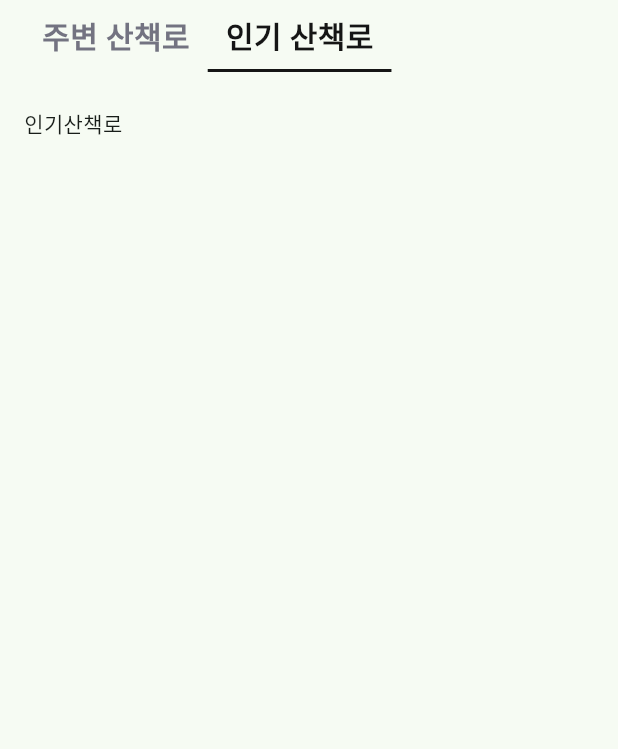
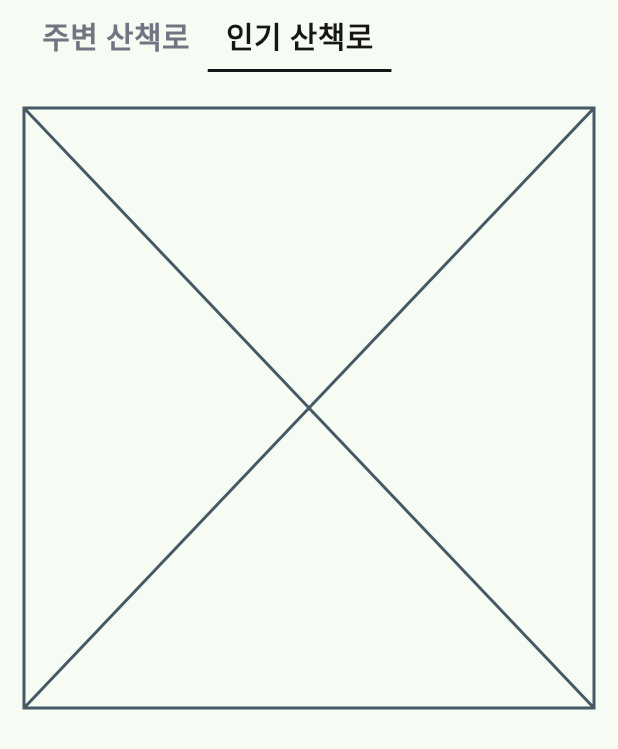
Before and after one commit to Naemansan/naemansan-hybird, a Flutter app: the CurationScreen screen opened directly, after a tap on "인기 산책로", on a phone screen of 412 x 824 dp. Shown: the top 749 px of the screen. Run offline on Flutter 3.47's test engine with Material 2 defaults, Android fonts, the phone set to English and light mode, and no system bars; our stand-ins replace flutter_dotenv, flutter_native_splash, flutter_svg, geolocator, get; missing offline and left inert: naver_map_plugin; accounts and stored records are empty.

Commit message:
:sparkles: Feat: 큐레이션 - 주변 산책로

```diff
--- a/lib/screens/curation/curation_screen.dart
+++ b/lib/screens/curation/curation_screen.dart
@@ -1,5 +1,7 @@
 import 'package:flutter/material.dart';
 import 'package:naemansan/widget/base/custom_tabbar.dart';
+import 'package:naemansan/widget/curation/curationNear/curation_near.dart';
+import 'package:naemansan/widget/curation/curationPopular/curation_popular.dart';
 
 class CurationScreen extends StatelessWidget {
   const CurationScreen({super.key});
@@ -11,7 +13,7 @@ class CurationScreen extends StatelessWidget {
       child: CustomTabbar(
           tabs: ["주변 산책로", "인기 산책로"],
           rightTabs: [],
-          tabviews: [Text("주변산책로"), Text("인기산책로")]),
+          tabviews: [CurationNear(), CurationPopular()]),
     ));
   }
 }
--- a/lib/screens/myProfile/my_profile_screen.dart
+++ b/lib/screens/myProfile/my_profile_screen.dart
@@ -6,8 +6,8 @@ import 'package:get/get.dart';
 import 'package:naemansan/viewModel/profile_view_model.dart';
 
 import 'package:naemansan/widget/base/custom_tabbar.dart';
-import 'package:naemansan/widget/profile/followuser_porfile_list.dart';
-import 'package:naemansan/widget/profile/user_profile.dart';
+import 'package:naemansan/widget/myProfile/followuser_porfile_list.dart';
+import 'package:naemansan/widget/myProfile/user_profile.dart';
 
 class MyProfileScreen extends StatelessWidget {
   const MyProfileScreen({super.key});
--- a/lib/screens/userProfile/user_profile_screen.dart
+++ b/lib/screens/userProfile/user_profile_screen.dart
@@ -3,7 +3,7 @@ import 'package:get/get.dart';
 
 import 'package:naemansan/utilities/style/color_styles.dart';
 import 'package:naemansan/viewModel/otheruser_profile_view_model.dart';
-import 'package:naemansan/widget/profile/user_profile.dart';
+import 'package:naemansan/widget/myProfile/user_profile.dart';
 import 'package:naemansan/widget/course/courseCard/course_card_list.dart';
 
 class UserProfileScreen extends StatelessWidget {
--- a/lib/widget/base/login_bottom_sheet_widget.dart
+++ b/lib/widget/base/login_bottom_sheet_widget.dart
@@ -22,9 +22,8 @@ class LoginBottomSheetWidget extends StatelessWidget {
       height: 230, // BottomSheet의 높이 설정
       padding: const EdgeInsets.fromLTRB(16, 36, 16, 16),
       decoration: const BoxDecoration(
-        color: Colors.white,
-        borderRadius: BorderRadius.vertical(top: Radius.circular(20)),
-      ),
+          color: Colors.white,
+          borderRadius: BorderRadius.all(Radius.circular(32))),
       child: Column(
         crossAxisAlignment: CrossAxisAlignment.start,
         children: <Widget>[
--- /dev/null
+++ b/lib/widget/common/keyword_btn.dart
@@ -0,0 +1,54 @@
+import 'package:flutter/material.dart';
+
+import 'package:naemansan/utilities/style/color_styles.dart';
+import 'package:naemansan/utilities/style/font_styles.dart';
+
+class KeywordBtn extends StatefulWidget {
+  final bool isSelected;
+  final String content;
+
+  final Function() onBtnTap;
+
+  const KeywordBtn(
+      {super.key,
+      required this.isSelected,
+      required this.content,
+      required this.onBtnTap});
+
+  @override
+  State<KeywordBtn> createState() => _KeywordBtnState();
+}
+
+class _KeywordBtnState extends State<KeywordBtn> {
+  @override
+  Widget build(BuildContext context) {
+    return InkWell(
+        onTap: () => widget.onBtnTap(),
+        child: widget.isSelected
+            ?
+            //선택 됨
+            Container(
+                decoration: BoxDecoration(
+                    color: ColorStyles.main1,
+                    borderRadius: const BorderRadius.all(Radius.circular(20)),
+                    border: Border.all(width: 2, color: ColorStyles.main1)),
+                padding: const EdgeInsets.fromLTRB(16, 8, 16, 8),
+                margin: const EdgeInsets.only(right: 8),
+                child: Text(widget.content,
+                    style: FontStyles.semiBold12
+                        .copyWith(color: ColorStyles.white)),
+              )
+            :
+            //선택 안됨
+            Container(
+                decoration: BoxDecoration(
+                    borderRadius: const BorderRadius.all(Radius.circular(20)),
+                    border: Border.all(width: 2, color: ColorStyles.main1)),
+                padding: const EdgeInsets.fromLTRB(16, 8, 16, 8),
+                margin: const EdgeInsets.only(right: 8),
+                child: Text(widget.content,
+                    style: FontStyles.semiBold12
+                        .copyWith(color: ColorStyles.main1)),
+              ));
+  }
+}
--- a/lib/widget/course/courseDetail/course_detail_writer.dart
+++ b/lib/widget/course/courseDetail/course_detail_writer.dart
@@ -1,7 +1,7 @@
 import 'package:flutter/material.dart';
 import 'package:naemansan/utilities/style/color_styles.dart';
 import 'package:naemansan/utilities/style/font_styles.dart';
-import 'package:naemansan/widget/profile/follow_btn.dart';
+import 'package:naemansan/widget/myProfile/follow_btn.dart';
 
 class CourseDetailWriter extends StatefulWidget {
   final String writer;
--- /dev/null
+++ b/lib/widget/curation/curationNear/curation_near.dart
@@ -0,0 +1,113 @@
+import 'package:flutter/material.dart';
+import 'package:naemansan/models/course_overview_model.dart';
+import 'package:naemansan/models/keyword_model.dart';
+
+import 'package:naemansan/utilities/style/color_styles.dart';
+import 'package:naemansan/utilities/style/font_styles.dart';
+import 'package:naemansan/widget/common/keyword_btn.dart';
+import 'package:naemansan/widget/course/courseCard/course_card_list.dart';
+
+class CurationNear extends StatefulWidget {
+  const CurationNear({super.key});
+
+  @override
+  State<CurationNear> createState() => _CurationNearState();
+}
+
+class _CurationNearState extends State<CurationNear> {
+  var currentSelect = [];
+
+  //^:dummy
+  var courseList = [
+    CourseOverviewModel(
+        id: 1,
+        title: "산책로1",
+        siGuDong: "경기도 화성시 석우동",
+        distance: "1,234m",
+        keywords: [
+          KeywordModel(id: 1, keyword: "@"),
+          KeywordModel(id: 1, keyword: "@"),
+          KeywordModel(id: 1, keyword: "@")
+        ],
+        momentCount: 1,
+        likeCount: 2),
+    CourseOverviewModel(
+        id: 1,
+        title: "산책로1",
+        siGuDong: "경기도 화성시 석우동",
+        distance: "1,234m",
+        keywords: [
+          KeywordModel(id: 1, keyword: "@"),
+          KeywordModel(id: 1, keyword: "@"),
+          KeywordModel(id: 1, keyword: "@")
+        ],
+        momentCount: 1,
+        likeCount: 2)
+  ];
+
+  @override
+  Widget build(BuildContext context) {
+    final keywords = [
+      "일상속 여유",
+      '평온한 힐링',
+      '자연과 함께',
+      '활기찬 분위기',
+      '감성충만',
+      '도심풍경',
+      '새로운 모험',
+      '고즈넉한 무드',
+      "강길을 따라",
+      "일상의 재발견",
+    ];
+
+    return Column(
+      children: [
+        //타이틀
+        Container(
+          padding: const EdgeInsets.fromLTRB(4, 4, 4, 16),
+          child: Row(
+            children: [
+              Text(
+                "^:장소",
+                style: FontStyles.semiBold20.copyWith(color: ColorStyles.main1),
+              ),
+              Text(
+                "의 산책로",
+                style: FontStyles.semiBold20.copyWith(color: ColorStyles.black),
+              ),
+            ],
+          ),
+        ), //타이틀
+
+        //태그 선택
+        Container(
+          margin: const EdgeInsets.only(bottom: 20),
+          width: double.infinity,
+          child: SingleChildScrollView(
+            clipBehavior: Clip.none,
+            scrollDirection: Axis.horizontal,
+            child: Row(
+                children: keywords
+                    .asMap()
+                    .entries
+                    .map((element) => KeywordBtn(
+                        isSelected: (currentSelect.contains((element.key))),
+                        content: element.value,
+                        onBtnTap: () {
+                          //선택시 서치에 포함됨
+                          setState(() {
+                            if (currentSelect.contains(element.key)) {
+                              currentSelect.remove(element.key);
+                            } else {
+                              currentSelect.add(element.key);
+                            }
+                          });
+                        }))
+                    .toList()),
+          ),
+        ), //태그 선택
+        CourseOverviewList(courseList: courseList)
+      ],
+    );
+  }
+}
--- /dev/null
+++ b/lib/widget/curation/curationPopular/curation_popular.dart
@@ -0,0 +1,10 @@
+import 'package:flutter/material.dart';
+
+class CurationPopular extends StatelessWidget {
+  const CurationPopular({super.key});
+
+  @override
+  Widget build(BuildContext context) {
+    return const Placeholder();
+  }
+}
--- a/lib/widget/profile/followuser_porfile_list.dart
+++ b/lib/widget/myProfile/followuser_porfile_list.dart
@@ -1,5 +1,5 @@
 import 'package:flutter/material.dart';
-import 'package:naemansan/widget/profile/followuser_profile.dart';
+import 'package:naemansan/widget/myProfile/followuser_profile.dart';
 
 class FollowuserProfileList extends StatelessWidget {
   final List userList;
--- a/lib/widget/profile/followuser_profile.dart
+++ b/lib/widget/myProfile/followuser_profile.dart
@@ -3,7 +3,7 @@ import 'package:get/get.dart';
 import 'package:naemansan/screens/userProfile/user_profile_screen.dart';
 import 'package:naemansan/utilities/style/color_styles.dart';
 import 'package:naemansan/utilities/style/font_styles.dart';
-import 'package:naemansan/widget/profile/follow_btn.dart';
+import 'package:naemansan/widget/myProfile/follow_btn.dart';
 
 class FollowuserProfile extends StatefulWidget {
   // ignore: prefer_typing_uninitialized_variables
--- a/lib/widget/profile/user_profile.dart
+++ b/lib/widget/myProfile/user_profile.dart
@@ -2,7 +2,7 @@ import 'package:flutter/material.dart';
 import 'package:naemansan/models/user_profile_model.dart';
 import 'package:naemansan/utilities/style/color_styles.dart';
 import 'package:naemansan/utilities/style/font_styles.dart';
-import 'package:naemansan/widget/profile/follow_btn.dart';
+import 'package:naemansan/widget/myProfile/follow_btn.dart';
 
 class UserProfile extends StatefulWidget {
   final bool isOther;
```
Also changed, not shown: lib/widget/moment/momentDetail/moment_detail.dart (added, +10 -0 lines), lib/widget/myProfile/follow_btn.dart (renamed from lib/widget/profile/follow_btn.dart).
